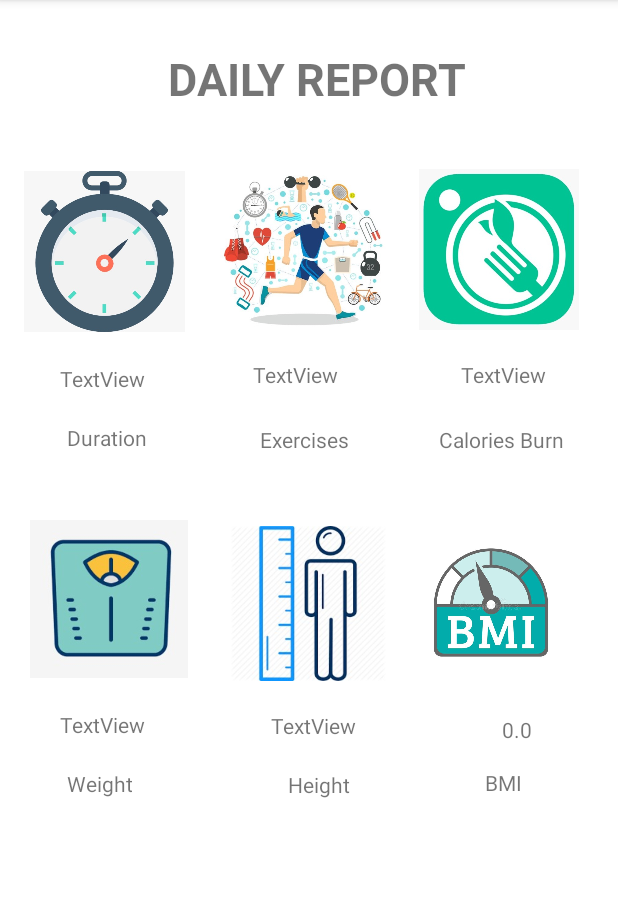
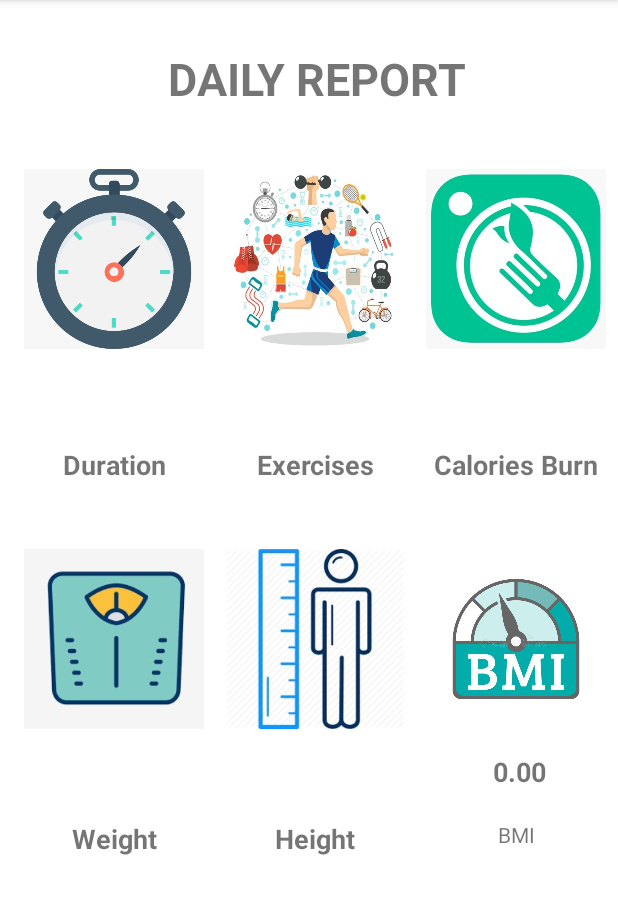
Before and after one commit to ishashivalkar25/FITNESS_APP, an Android app: the fragment Report shown on its own in the app's theme, on a phone screen of 412 x 824 dp, the part 84-998 px from its top. Run offline under Robolectric (Android 15) with nearby library versions, the phone set to English and light mode, and no system bars; our stand-ins replace Firebase (no records; nobody signed in at launch, a user with empty details on screens opened directly); 6 statements that could not run were skipped.

Commit message:
All most done

```diff
--- a/app/src/main/java/com/example/fitnessapp/PushupActivity.java
+++ b/app/src/main/java/com/example/fitnessapp/PushupActivity.java
@@ -26,8 +26,6 @@ public class PushupActivity extends AppCompatActivity {
     FirebaseFirestore db;
     String userId ;
     User user;
-
-
 
     @Override
     protected void onCreate(Bundle savedInstanceState) {
--- a/app/src/main/java/com/example/fitnessapp/Report.java
+++ b/app/src/main/java/com/example/fitnessapp/Report.java
@@ -1,5 +1,6 @@
 package com.example.fitnessapp;
 
+import android.app.ProgressDialog;
 import android.os.Bundle;
 
 import androidx.annotation.NonNull;
@@ -23,6 +24,7 @@ public class Report extends Fragment {
     User user;
     String userId="";
     TextView duration_text,exercise_text,calorie_present_text,height_text,weight_text,bmi_text;
+    ProgressDialog progressDialog;
     public Report() {
         // Required empty public constructor
     }
@@ -51,10 +53,19 @@ public class Report extends Fragment {
         weight_text = view.findViewById(R.id.weight_text);
         bmi_text = view.findViewById(R.id.bmi_text);
 
+        progressDialog = new ProgressDialog(view.getContext());
+        progressDialog.setCancelable(false);
+        progressDialog.setMessage("Fetching Data ....");
+        progressDialog.show();
+
         db.collection("userData").document(userId).get()
                 .addOnSuccessListener(new OnSuccessListener<DocumentSnapshot>() {
                     @Override
                     public void onSuccess(@NonNull @NotNull DocumentSnapshot documentSnapshot) {
+                        if(progressDialog.isShowing())
+                        {
+                            progressDialog.dismiss();
+                        }
                         user = documentSnapshot.toObject(User.class);
                         duration_text.setText((user.getTotal_no_of_exercise()*30)+" seconds");
                         exercise_text.setText(user.getTotal_no_of_exercise()+"");
@@ -62,7 +73,7 @@ public class Report extends Fragment {
                         height_text.setText(user.getHeight()+"");
                         weight_text.setText(user.getWeight()+"");
                         double bmi = ((double)user.getWeight()*10000)/(user.getHeight()*user.getHeight());
-                        bmi_text.setText(bmi+"");
+                        bmi_text.setText(String.format("%.2f",bmi));
                     }
                 });
         return view;
--- a/app/src/main/res/layout/fragment_report.xml
+++ b/app/src/main/res/layout/fragment_report.xml
@@ -8,174 +8,193 @@
 
     <ImageView
         android:id="@+id/exercise_img"
-        android:layout_width="119dp"
-        android:layout_height="107dp"
-        android:layout_marginStart="20dp"
+        android:layout_width="120dp"
+        android:layout_height="120dp"
+        android:layout_marginStart="14dp"
         android:layout_marginTop="40dp"
+        android:scaleType="fitXY"
         android:src="@drawable/exercises"
         app:layout_constraintStart_toEndOf="@+id/duration_img"
         app:layout_constraintTop_toBottomOf="@+id/heading" />
 
     <ImageView
         android:id="@+id/weight_img"
-        android:layout_width="105dp"
-        android:layout_height="108dp"
-        android:layout_marginStart="20dp"
+        android:layout_width="120dp"
+        android:layout_height="120dp"
+        android:layout_marginStart="16dp"
         android:layout_marginTop="44dp"
         android:src="@drawable/weight"
+        android:scaleType="fitXY"
         app:layout_constraintStart_toStartOf="parent"
         app:layout_constraintTop_toBottomOf="@+id/duration" />
 
     <TextView
         android:id="@+id/calorie_present_text"
-        android:layout_width="wrap_content"
+        android:layout_width="120dp"
         android:layout_height="wrap_content"
-        android:layout_marginTop="20dp"
-        android:layout_marginEnd="48dp"
-        android:text="TextView"
+        android:layout_marginStart="14dp"
+        android:layout_marginTop="16dp"
+        android:textSize="18dp"
+        android:textStyle="bold"
         android:textAlignment="center"
-        app:layout_constraintEnd_toEndOf="parent"
-        app:layout_constraintHorizontal_bias="1.0"
         app:layout_constraintStart_toEndOf="@+id/exercise_text"
         app:layout_constraintTop_toBottomOf="@+id/calorie_present_img" />
 
     <ImageView
         android:id="@+id/bmi_img"
-        android:layout_width="108dp"
-        android:layout_height="110dp"
-        android:layout_marginStart="12dp"
+        android:layout_width="120dp"
+        android:layout_height="120dp"
+        android:layout_marginStart="14dp"
         android:layout_marginTop="44dp"
         android:src="@drawable/bmi"
+        android:scaleType="fitXY"
         app:layout_constraintStart_toEndOf="@+id/height_img"
         app:layout_constraintTop_toBottomOf="@+id/calories_burnt" />
 
     <TextView
         android:id="@+id/exercise_text"
-        android:layout_width="wrap_content"
+        android:layout_width="120dp"
         android:layout_height="wrap_content"
-        android:layout_marginStart="72dp"
-        android:layout_marginTop="20dp"
-        android:text="TextView"
+        android:layout_marginStart="14dp"
+        android:layout_marginTop="16dp"
+        android:textSize="18dp"
+        android:textStyle="bold"
         android:textAlignment="center"
         app:layout_constraintStart_toEndOf="@+id/duration_text"
         app:layout_constraintTop_toBottomOf="@+id/exercise_img" />
 
     <TextView
         android:id="@+id/bmi_text"
-        android:layout_width="wrap_content"
+        android:layout_width="120dp"
         android:layout_height="wrap_content"
-        android:layout_marginTop="20dp"
-        android:text="TextView"
+        android:layout_marginStart="14dp"
+        android:layout_marginTop="16dp"
+
+        android:textSize="18dp"
+        android:textStyle="bold"
         android:textAlignment="center"
-        app:layout_constraintEnd_toEndOf="parent"
-        app:layout_constraintHorizontal_bias="0.628"
         app:layout_constraintStart_toEndOf="@+id/height_text"
         app:layout_constraintTop_toBottomOf="@+id/bmi_img" />
 
     <TextView
         android:id="@+id/exercises"
-        android:layout_width="wrap_content"
+        android:layout_width="120dp"
         android:layout_height="wrap_content"
-        android:layout_marginStart="76dp"
+        android:layout_marginStart="14dp"
         android:layout_marginTop="24dp"
         android:text="Exercises"
+        android:textSize="18dp"
+        android:textStyle="bold"
         android:textAlignment="center"
         app:layout_constraintStart_toEndOf="@+id/duration"
         app:layout_constraintTop_toBottomOf="@+id/exercise_text" />
 
     <TextView
         android:id="@+id/height_text"
-        android:layout_width="wrap_content"
+        android:layout_width="120dp"
         android:layout_height="wrap_content"
-        android:layout_marginStart="84dp"
-        android:layout_marginTop="20dp"
-        android:text="TextView"
+        android:layout_marginStart="16dp"
+        android:layout_marginTop="16dp"
+        android:textSize="18dp"
+        android:textStyle="bold"
         android:textAlignment="center"
         app:layout_constraintStart_toEndOf="@+id/weight_text"
         app:layout_constraintTop_toBottomOf="@+id/height_img" />
 
     <TextView
         android:id="@+id/weight_text"
-        android:layout_width="wrap_content"
+        android:layout_width="120dp"
         android:layout_height="wrap_content"
-        android:layout_marginStart="40dp"
-        android:layout_marginTop="20dp"
-        android:text="TextView"
+        android:layout_marginStart="16dp"
+        android:layout_marginTop="16dp"
+        android:textSize="18dp"
+        android:textStyle="bold"
         android:textAlignment="center"
         app:layout_constraintStart_toStartOf="parent"
         app:layout_constraintTop_toBottomOf="@+id/weight_img" />
 
     <TextView
         android:id="@+id/height_given"
-        android:layout_width="wrap_content"
+        android:layout_width="120dp"
         android:layout_height="wrap_content"
-        android:layout_marginStart="104dp"
+        android:layout_marginStart="14dp"
         android:layout_marginTop="20dp"
         android:text="Height"
+        android:textSize="18dp"
+        android:textStyle="bold"
         android:textAlignment="center"
         app:layout_constraintStart_toEndOf="@+id/weight_given"
         app:layout_constraintTop_toBottomOf="@+id/height_text" />
 
     <TextView
         android:id="@+id/weight_given"
-        android:layout_width="wrap_content"
+        android:layout_width="120dp"
         android:layout_height="wrap_content"
-        android:layout_marginStart="44dp"
+        android:layout_marginStart="16dp"
         android:layout_marginTop="20dp"
         android:text="Weight"
+        android:textSize="18dp"
+        android:textStyle="bold"
         android:textAlignment="center"
         app:layout_constraintStart_toStartOf="parent"
         app:layout_constraintTop_toBottomOf="@id/weight_text" />
 
     <ImageView
         android:id="@+id/duration_img"
-        android:layout_width="107dp"
-        android:layout_height="110dp"
+        android:layout_width="120dp"
+        android:layout_height="120dp"
         android:layout_marginStart="16dp"
         android:layout_marginTop="40dp"
         android:src="@drawable/timer"
+        android:scaleType="fitXY"
         app:layout_constraintStart_toStartOf="parent"
         app:layout_constraintTop_toBottomOf="@+id/heading" />
 
     <ImageView
         android:id="@+id/height_img"
-        android:layout_width="112dp"
-        android:layout_height="103dp"
-        android:layout_marginStart="24dp"
-        android:layout_marginTop="48dp"
+        android:layout_width="120dp"
+        android:layout_height="120dp"
+        android:layout_marginStart="14dp"
+        android:layout_marginTop="44dp"
         android:src="@drawable/height"
+        android:scaleType="fitXY"
         app:layout_constraintStart_toEndOf="@+id/weight_img"
         app:layout_constraintTop_toBottomOf="@+id/exercises" />
 
     <TextView
         android:id="@+id/duration"
-        android:layout_width="wrap_content"
+        android:layout_width="120dp"
         android:layout_height="wrap_content"
-        android:layout_marginStart="44dp"
-        android:layout_marginTop="20dp"
+        android:layout_marginStart="16dp"
+        android:layout_marginTop="24dp"
         android:text="Duration"
+        android:textSize="18dp"
+        android:textStyle="bold"
         android:textAlignment="center"
         app:layout_constraintStart_toStartOf="parent"
         app:layout_constraintTop_toBottomOf="@+id/duration_text" />
 
     <TextView
         android:id="@+id/calories_burnt"
-        android:layout_width="wrap_content"
+        android:layout_width="120dp"
         android:layout_height="wrap_content"
-        android:layout_marginStart="60dp"
+        android:layout_marginStart="14dp"
         android:layout_marginTop="24dp"
         android:text="Calories Burn"
+        android:textSize="18dp"
+        android:textStyle="bold"
         android:textAlignment="center"
         app:layout_constraintStart_toEndOf="@+id/exercises"
         app:layout_constraintTop_toBottomOf="@+id/calorie_present_text" />
 
     <TextView
         android:id="@+id/duration_text"
-        android:layout_width="wrap_content"
+        android:layout_width="120dp"
         android:layout_height="wrap_content"
-        android:layout_marginStart="40dp"
-        android:layout_marginTop="20dp"
-        android:text="TextView"
+        android:layout_marginStart="16dp"
+        android:layout_marginTop="16dp"
+        android:textSize="18dp"
+        android:textStyle="bold"
         android:textAlignment="center"
         app:layout_constraintStart_toStartOf="parent"
         app:layout_constraintTop_toBottomOf="@+id/duration_img" />
@@ -196,23 +215,22 @@
 
     <TextView
         android:id="@+id/bmi_calculated"
-        android:layout_width="wrap_content"
+        android:layout_width="120dp"
         android:layout_height="wrap_content"
-        android:layout_marginStart="90dp"
-        android:layout_marginTop="16dp"
+        android:layout_marginStart="14dp"
+        android:layout_marginTop="20dp"
         android:text="BMI"
         android:textAlignment="center"
-        app:layout_constraintEnd_toEndOf="parent"
-        app:layout_constraintHorizontal_bias="0.0"
         app:layout_constraintStart_toEndOf="@+id/height_given"
         app:layout_constraintTop_toBottomOf="@+id/bmi_text" />
 
     <ImageView
         android:id="@+id/calorie_present_img"
-        android:layout_width="116dp"
-        android:layout_height="107dp"
-        android:layout_marginStart="12dp"
+        android:layout_width="120dp"
+        android:layout_height="120dp"
+        android:layout_marginStart="14dp"
         android:layout_marginTop="40dp"
+        android:scaleType="fitXY"
         android:src="@drawable/calories_burnt"
         app:layout_constraintStart_toEndOf="@+id/exercise_img"
         app:layout_constraintTop_toBottomOf="@+id/heading" />
```
Also changed, not shown: app/src/main/java/com/example/fitnessapp/DietPlan.java (+18 -4 lines), app/src/main/java/com/example/fitnessapp/FoodCategoryContentActivity.java (+3 -5 lines), app/src/main/java/com/example/fitnessapp/MyFoodItemAdapter.java (+28 -3 lines), app/src/main/java/com/example/fitnessapp/MyListAdapter.java (+16 -13 lines), app/src/main/res/drawable/bg_layout.xml (added, +13 -0 lines), app/src/main/res/layout/food_category_design.xml (+35 -9 lines), app/src/main/res/layout/food_item_design.xml (+21 -12 lines).
